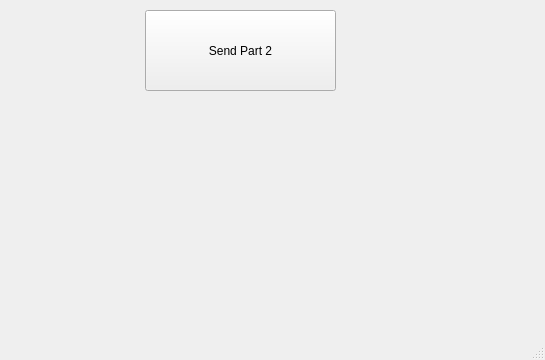
Above: MainWindow.ui from yjod22/OBDScanner before the change; both pictures show x 255 to 800 and y 240 to 600 of the 800 by 600 pixel window. Below: the same form after it.
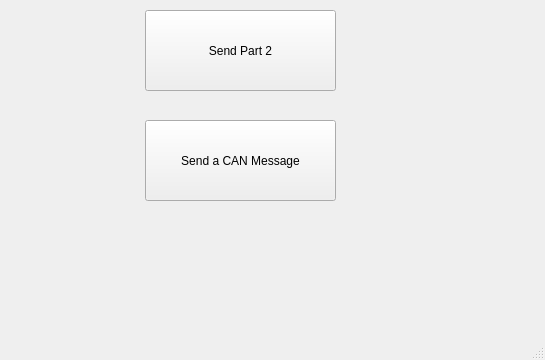
That is the form after the change.

The edit to the form file:
```diff
--- a/MainWindow.ui
+++ b/MainWindow.ui
@@ -53,6 +53,19 @@
      <string>Send Part 2</string>
     </property>
    </widget>
+   <widget class="QPushButton" name="sendCANMessageButton">
+    <property name="geometry">
+     <rect>
+      <x>400</x>
+      <y>360</y>
+      <width>191</width>
+      <height>81</height>
+     </rect>
+    </property>
+    <property name="text">
+     <string>Send a CAN Message</string>
+    </property>
+   </widget>
   </widget>
   <widget class="QMenuBar" name="menubar">
    <property name="geometry">
```
